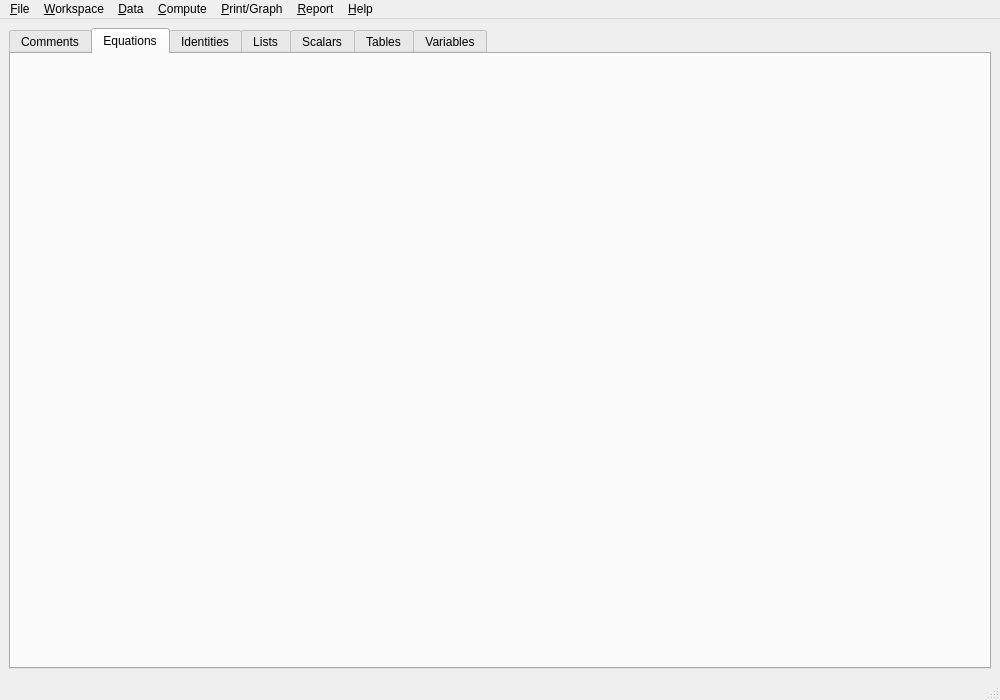
First picture: the form in gui/main_window.ui, repository plan-be/iode, before the edit.
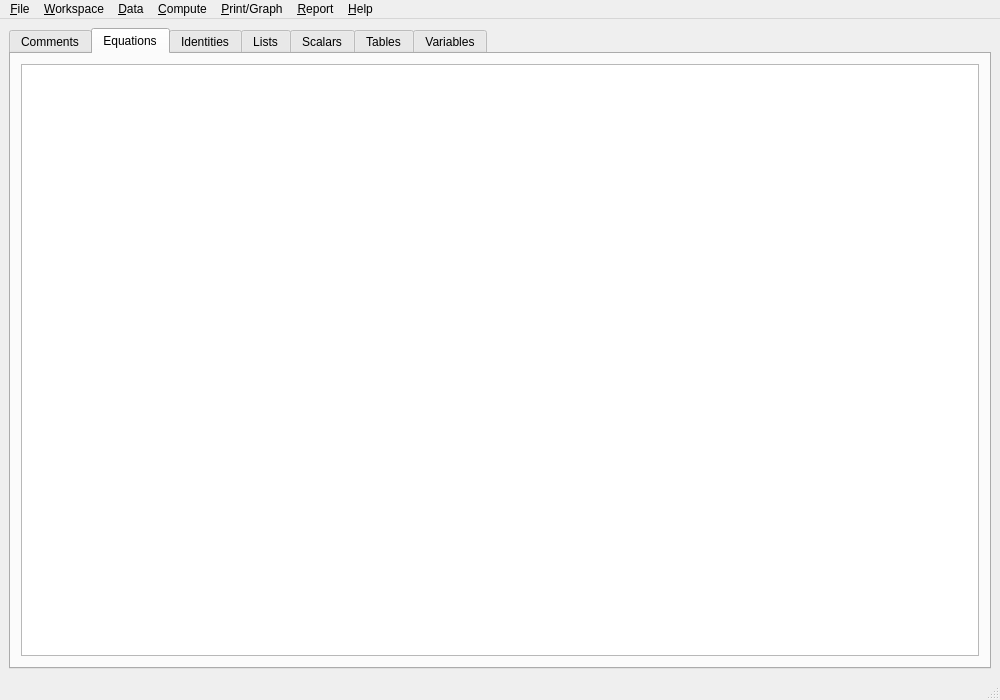
Second picture: the form after the edit. The open tabs and pages were chosen to show the change. Icons and pictures are not drawn. Custom widgets are drawn as their Qt base class.

Commit message: - use capital letters in enums EnumIodeType and EnumLang - Implemented Comments, Equations, Identities, Lists, Scalars, Tables and Variables classes in bridge.h - implemented AbstractView, AbstractTableView and IODEAbstractTableModel - Added simple view and model for Comments, Equations, Identities, Lists, Scalars, Tables and Variables objects

What changed in the file:
```diff
--- a/gui/main_window.ui
+++ b/gui/main_window.ui
@@ -75,6 +75,31 @@
        <attribute name="title">
         <string>Equations</string>
        </attribute>
+       <widget class="EquationsView" name="tableview_equations">
+        <property name="geometry">
+         <rect>
+          <x>10</x>
+          <y>10</y>
+          <width>958</width>
+          <height>592</height>
+         </rect>
+        </property>
+        <property name="sizeAdjustPolicy">
+         <enum>QAbstractScrollArea::AdjustIgnored</enum>
+        </property>
+        <property name="sortingEnabled">
+         <bool>true</bool>
+        </property>
+        <attribute name="horizontalHeaderStretchLastSection">
+         <bool>true</bool>
+        </attribute>
+        <attribute name="verticalHeaderVisible">
+         <bool>false</bool>
+        </attribute>
+        <attribute name="verticalHeaderStretchLastSection">
+         <bool>true</bool>
+        </attribute>
+       </widget>
       </widget>
       <widget class="QWidget" name="tab_identities">
        <attribute name="title">
@@ -874,6 +899,36 @@
    <extends>QTableView</extends>
    <header>./views/comments_view.h</header>
   </customwidget>
+  <customwidget>
+   <class>ListsView</class>
+   <extends>QTableView</extends>
+   <header>./views/lists_view.h</header>
+  </customwidget>
+  <customwidget>
+   <class>IdentitiesView</class>
+   <extends>QTableView</extends>
+   <header>./views/identities_view.h</header>
+  </customwidget>
+  <customwidget>
+   <class>EquationsView</class>
+   <extends>QTableView</extends>
+   <header>./views/equations_view.h</header>
+  </customwidget>
+  <customwidget>
+   <class>TablesView</class>
+   <extends>QTableView</extends>
+   <header>./views/tables_view.h</header>
+  </customwidget>
+  <customwidget>
+   <class>ScalarsView</class>
+   <extends>QTableView</extends>
+   <header>./views/scalars_view.h</header>
+  </customwidget>
+  <customwidget>
+   <class>VariablesView</class>
+   <extends>QTableView</extends>
+   <header>./views/variables_view.h</header>
+  </customwidget>
  </customwidgets>
  <resources/>
  <connections>
```
Left out of the diff: 127 changed lines with no effect on the pictures. The commit also changes 24 other files.
